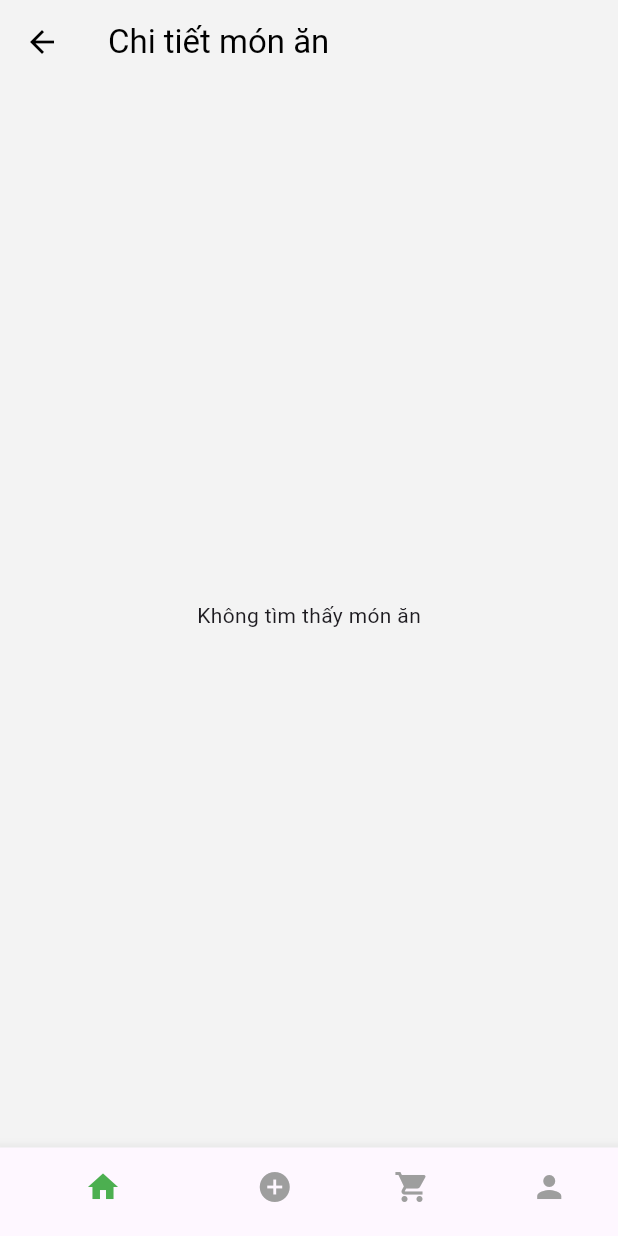
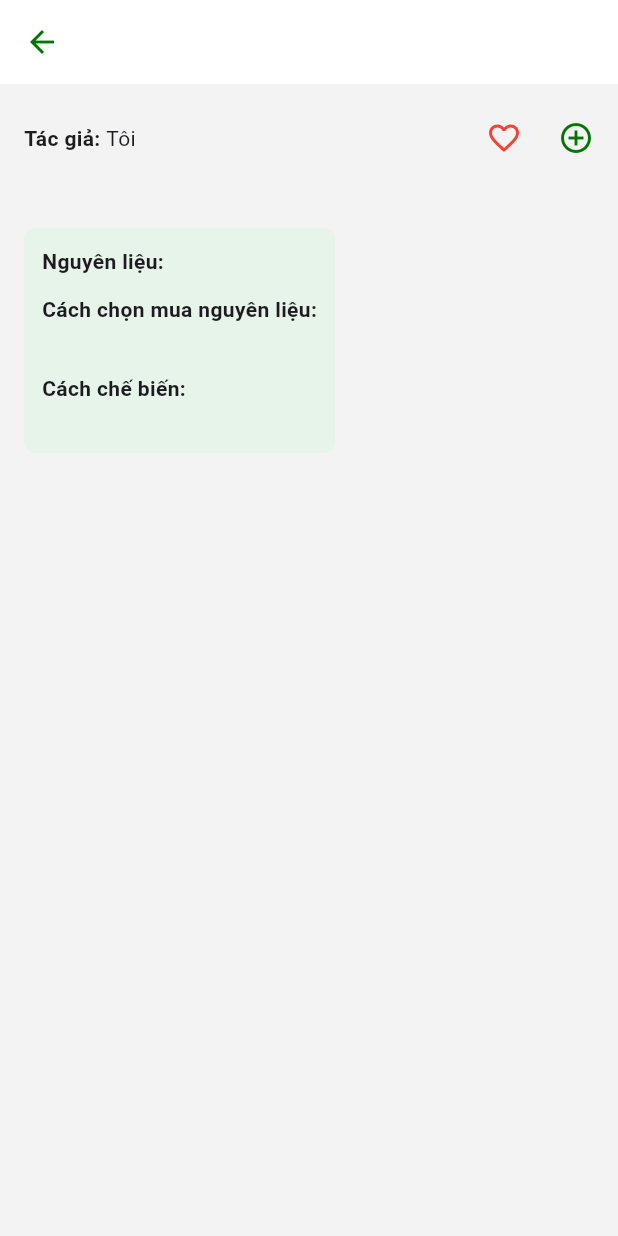
Before and after one commit to NguyenHongLoan125/lolly_app, a Flutter app: the DishDetailScreen screen opened directly with empty values, on a phone screen of 412 x 824 dp. Run offline on Flutter 3.47's test engine with Material 3 defaults, Android fonts, the phone set to English and light mode, and no system bars; our stand-ins replace cached_network_image, diacritic, flutter_secure_storage, get, go_router, google_fonts and 4 more; accounts and stored records are empty.

Commit message:
update detail dish screen

```diff
--- a/lolly_app/lib/models/detail_dish_model.dart
+++ b/lolly_app/lib/models/detail_dish_model.dart
@@ -1,57 +1,95 @@
+
+
 import 'package:lolly_app/models/dishes_model.dart';
+
 
 class DetailDishModel {
   final String? dishName;
+  final String? imageUrl;
+  final String? cook;
+  final String? notes;
   final String? author;
-  final String? imageUrl;
-
-  // Các thông tin phụ (lấy từ sub_categories qua dish_sub_categories)
   final String? time;
   final String? difficulty;
-  final int? ration;
-
-  // Danh sách nguyên liệu
+  final int? people;
   final List<Ingredient>? ingredients;
 
-  // Cách chế biến (cook) và lưu ý
-  final String? cook;
-  final String? notes;
+  // ✅ Các nhóm bổ sung
+  final List<String>? types; // Loại món
+  final List<String>? styles; // Phong cách ẩm thực
+  final List<String>? diets; // Chế độ ăn
 
   DetailDishModel({
-    required this.dishName,
-    required this.author,
-    required this.imageUrl,
-    required this.ingredients,
-    required this.cook,
+    this.dishName,
+    this.imageUrl,
+    this.cook,
+    this.notes,
+    this.author,
     this.time,
     this.difficulty,
-    this.ration,
-    this.notes,
+    this.people,
+    this.ingredients,
+    this.types,
+    this.styles,
+    this.diets,
   });
 
   factory DetailDishModel.fromMap(Map<String, dynamic> map) {
-    final subCategory = map['dish_sub_categories']?[0]?['sub_categories'];
-    final ingredientList = (map['dish_ingredient'] as List?)?.map((item) {
-      final name = item['ingredients']['name'];
-      final amount = item['amount'] ?? '';
-      final unit = item['unit'] ?? '';
-      return Ingredient(
-        name: name,
-        quantity: '$amount $unit'.trim(),
-      );
-    }).toList();
+    // Xử lý tên tác giả
+    final userMap = map['users'];
+    print('📦 userMap = $userMap');
+    String? authorName;
+    if (userMap != null) {
+      final first = userMap['firstname'] ?? '';
+      final last = userMap['lastname'] ?? '';
+      authorName = '$first $last';
+    }
+
+    // Xử lý time, difficulty, people và nhóm mới
+    final List<dynamic> subCategoriesList = map['dish_sub_categories'] ?? [];
+    String? time, difficulty;
+    int? people;
+    List<String> types = [];
+    List<String> styles = [];
+    List<String> diets = [];
+
+    for (final sub in subCategoriesList) {
+      final subCat = sub['sub_categories'];
+      final cat = subCat?['categories'];
+      final catName = cat?['category_name'];
+      final subName = subCat?['sub_category_name'];
+
+      if (catName == 'Thời gian nấu') {
+        time = subName;
+      } else if (catName == 'Độ khó') {
+        difficulty = subName;
+      } else if (catName == 'Khẩu phần') {
+        final match = RegExp(r'\d+').firstMatch(subName ?? '');
+        if (match != null) people = int.tryParse(match.group(0)!);
+      } else if (catName == 'Loại món') {
+        types.add(subName ?? '');
+      } else if (catName == 'Phong cách ẩm thực') {
+        styles.add(subName ?? '');
+      } else if (catName == 'Chế độ ăn') {
+        diets.add(subName ?? '');
+      }
+    }
 
     return DetailDishModel(
       dishName: map['dish_name'],
-      author: map['user_name'],
       imageUrl: map['image_url'],
       cook: map['cook'],
       notes: map['notes'],
-      time: subCategory?['time'],
-      difficulty: subCategory?['difficulty'],
-      ration: subCategory?['people'],
-      ingredients: ingredientList,
+      author: authorName,
+      time: time,
+      difficulty: difficulty,
+      people: people,
+      types: types,
+      styles: styles,
+      diets: diets,
+      ingredients: (map['dish_ingredients'] as List<dynamic>?)
+          ?.map((e) => Ingredient.fromMap(e))
+          .toList(),
     );
   }
-
 }
--- a/lolly_app/lib/views/screens/inner_screens/detail_dish_screen.dart
+++ b/lolly_app/lib/views/screens/inner_screens/detail_dish_screen.dart
@@ -1,7 +1,10 @@
 import 'package:flutter/material.dart';
-
 import '../../../controllers/detail_dish_controller.dart';
 import '../../../models/detail_dish_model.dart';
+import 'package:supabase_flutter/supabase_flutter.dart';
+import 'package:lolly_app/controllers/dish_controller.dart';
+import 'package:lolly_app/models/dish_model.dart';
+
 
 class DishDetailScreen extends StatefulWidget {
   final String dishId;
@@ -12,6 +15,11 @@ class DishDetailScreen extends StatefulWidget {
 }
 
 class _DishDetailScreenState extends State<DishDetailScreen> {
+  bool isLiked = false;
+  int likeCount = 0;
+  late DishController _controller;
+  late DishModel _dish; // nếu bạn có thông tin món ăn từ trước
+
   late Future<DetailDishModel?> _futureDish;
 
   @override
@@ -20,17 +28,42 @@ class _DishDetailScreenState extends State<DishDetailScreen> {
     _futureDish = DishDetailController().getDishDetail(widget.dishId);
   }
 
+  Future<void> toggleLike() async {
+    final userId = Supabase.instance.client.auth.currentUser?.id;
+    if (userId == null) {
+      ScaffoldMessenger.of(context).showSnackBar(
+        const SnackBar(content: Text('Bạn cần đăng nhập để yêu thích món ăn.')),
+      );
+      return;
+    }
+
+    if (isLiked) {
+      await _controller.unlikeDish(userId, _dish);
+      setState(() {
+        isLiked = false;
+        likeCount = likeCount > 0 ? likeCount - 1 : 0;
+      });
+    } else {
+      final success = await _controller.likeDish(userId, _dish);
+      if (success) {
+        setState(() {
+          isLiked = true;
+          likeCount += 1;
+        });
+      } else {
+        ScaffoldMessenger.of(context).showSnackBar(
+          const SnackBar(content: Text('Không thể yêu thích món ăn này.')),
+        );
+      }
+    }
+  }
+
+
   @override
   Widget build(BuildContext context) {
     return SafeArea(
       child: Scaffold(
         backgroundColor: const Color(0xFFF3F3F3),
-      appBar: AppBar(
-        title: const Text('Chi tiết món ăn'),
-        backgroundColor: Colors.transparent,
-        elevation: 0,
-        foregroundColor: Colors.black,
-      ),
         body: FutureBuilder<DetailDishModel?>(
           future: _futureDish,
           builder: (context, snapshot) {
@@ -41,16 +74,25 @@ class _DishDetailScreenState extends State<DishDetailScreen> {
             }
 
             final dish = snapshot.data!;
-
-          return SingleChildScrollView(
-            padding: const EdgeInsets.all(16),
+            return CustomScrollView(
+              slivers: [
+                SliverAppBar(
+                  pinned: true,
+                  backgroundColor: Colors.white,
+                  title: Text(dish.dishName ?? '',
+                      style: const TextStyle(color: Color(0xff007400),fontWeight: FontWeight.bold)),
+                  leading: IconButton(
+                    icon: const Icon(Icons.arrow_back, color: Color(0xff007400)),
+                    onPressed: () => Navigator.pop(context),
+                  ),
+                ),
+                SliverToBoxAdapter(
                   child: Column(
                     crossAxisAlignment: CrossAxisAlignment.start,
                     children: [
-                // Ảnh món ăn
                       if (dish.imageUrl != null && dish.imageUrl!.isNotEmpty)
                         ClipRRect(
-                    borderRadius: BorderRadius.circular(12),
+                          borderRadius: BorderRadius.circular(0),
                           child: Image.network(
                             dish.imageUrl!,
                             height: 200,
@@ -60,8 +102,10 @@ class _DishDetailScreenState extends State<DishDetailScreen> {
                         ),
                       const SizedBox(height: 12),
 
-                // Tác giả và biểu tượng
-                Row(
+                      // Tác giả + hành động
+                      Padding(
+                        padding: const EdgeInsets.symmetric(horizontal: 16),
+                        child: Row(
                           mainAxisAlignment: MainAxisAlignment.spaceBetween,
                           children: [
                             Text.rich(
@@ -69,51 +113,65 @@ class _DishDetailScreenState extends State<DishDetailScreen> {
                                 children: [
                                   const TextSpan(
                                     text: 'Tác giả: ',
-                            style: TextStyle(fontWeight: FontWeight.bold),
+                                    style:
+                                    TextStyle(fontWeight: FontWeight.bold),
                                   ),
                                   TextSpan(text: dish.author ?? ''),
                                 ],
                               ),
                             ),
                             Row(
-                      children: const [
-                        Icon(Icons.favorite_border, color: Colors.red),
+                              children: [
+                                IconButton(
+                                  icon: Icon(
+                                    isLiked ? Icons.favorite : Icons.favorite_border,
+                                    color: Colors.red,
+                                  ),
+                                  onPressed: toggleLike,
+                                ),
                                 SizedBox(width: 12),
-                        Icon(Icons.add_circle_outline, color: Colors.green),
+                                Icon(Icons.add_circle_outline,
+                                    color:Color(0xff007400)),
                               ],
                             ),
                           ],
                         ),
+                      ),
 
-                const SizedBox(height: 12),
+                      const SizedBox(height: 16),
 
-                // Thời gian, độ khó, người ăn
-                Row(
-                  mainAxisAlignment: MainAxisAlignment.spaceEvenly,
+                      // Thông tin tổng quan (time, độ khó, khẩu phần)
+                      Padding(
+                        padding: const EdgeInsets.symmetric(horizontal: 16),
+                        child: Wrap(
+                          spacing: 16,
+                          runSpacing: 12,
                           children: [
                             if (dish.time != null)
-                      Column(children: [
-                        const Icon(Icons.schedule),
-                        Text(dish.time!)
-                      ]),
+                              _infoIconFromAsset('assets/icons/time.png', dish.time!),
                             if (dish.difficulty != null)
-                      Column(children: [
-                        const Icon(Icons.fitness_center),
-                        Text(dish.difficulty!)
-                      ]),
-                    if (dish.ration != null)
-                      Column(children: [
-                        const Icon(Icons.people),
-                        Text('${dish.ration} người')
-                      ]),
+                              _infoIconFromAsset('assets/icons/level.png', dish.difficulty!),
+                            if (dish.people != null)
+                              _infoIconFromAsset('assets/icons/people.png', '${dish.people} người'),
+
+                            if (dish.types != null)
+                              ...dish.types!.map((e) => _infoIconFromAsset('assets/icons/category.png', e)),
+                            if (dish.styles != null)
+                              ...dish.styles!.map((e) => _infoIconFromAsset('assets/icons/nation.png', e)),
+                            if (dish.diets != null)
+                              ...dish.diets!.map((e) => _infoIconFromAsset('assets/icons/healthy.png', e)),
                           ],
                         ),
+                      ),
+
+
 
                       const SizedBox(height: 20),
 
-                // Nguyên liệu
-                Container(
-                  width: double.infinity,
+                      // Nguyên liệu + cách chọn + chế biến
+                      Padding(
+                        padding: const EdgeInsets.symmetric(horizontal: 16),
+                        child: Container(
                           padding: const EdgeInsets.all(12),
                           decoration: BoxDecoration(
                             color: const Color(0xFFE6F4EA),
@@ -123,63 +181,115 @@ class _DishDetailScreenState extends State<DishDetailScreen> {
                             crossAxisAlignment: CrossAxisAlignment.start,
                             children: [
                               const Text('Nguyên liệu:',
-                          style: TextStyle(fontWeight: FontWeight.bold)),
+                                  style:
+                                  TextStyle(fontWeight: FontWeight.bold)),
                               if (dish.ingredients != null)
-                        ...dish.ingredients!.map(
-                              (e) => Text('- ${e.name}: ${e.quantity}'),
-                        ),
+                                ...dish.ingredients!
+                                    .map((e) =>
+                                    Text('- ${e.name}: ${e.quantity}'))
+                                    .toList(),
 
                               const SizedBox(height: 12),
                               if (dish.cook != null) ...[
                                 const Text('Cách chọn mua nguyên liệu:',
-                            style: TextStyle(fontWeight: FontWeight.bold)),
+                                    style:
+                                    TextStyle(fontWeight: FontWeight.bold)),
                                 Text(dish.cook!),
                               ],
 
                               const SizedBox(height: 12),
                               if (dish.notes != null) ...[
                                 const Text('Cách chế biến:',
-                            style: TextStyle(fontWeight: FontWeight.bold)),
+                                    style:
+                                    TextStyle(fontWeight: FontWeight.bold)),
                                 Text(dish.notes!),
-                      ]
                               ],
+                            ],
+                          ),
                         ),
                       ),
 
                       const SizedBox(height: 20),
-                const Text('Lưu ý'),
+
+                      // Lưu ý (từ notes, không phải nhập tay)
+                      if (dish.notes != null && dish.notes!.trim().isNotEmpty)
+                        Padding(
+                          padding: const EdgeInsets.symmetric(horizontal: 16),
+                          child: Column(
+                            crossAxisAlignment: CrossAxisAlignment.start,
+                            children: [
+                              const Text('Lưu ý:',
+                                  style: TextStyle(
+                                      fontWeight: FontWeight.bold,
+                                      fontSize: 16)),
+                              const SizedBox(height: 8),
                               Container(
-                  margin: const EdgeInsets.only(top: 8),
-                  padding: const EdgeInsets.all(10),
+                                width: double.infinity,
+                                padding: const EdgeInsets.all(12),
                                 decoration: BoxDecoration(
                                   border: Border.all(color: Colors.orangeAccent),
                                   borderRadius: BorderRadius.circular(8),
                                   color: Colors.white,
                                 ),
-                  child: const TextField(
-                    maxLines: 4,
-                    decoration:
-                    InputDecoration.collapsed(hintText: 'Nhập ghi chú...'),
+                                child: Text(
+                                  dish.notes!,
+                                  style: const TextStyle(fontSize: 14),
                                 ),
                               ),
                             ],
                           ),
+                        ),
+
+                      const SizedBox(height: 32),
+                    ],
+                  ),
+                ),
+              ],
             );
           },
         ),
-      bottomNavigationBar: BottomNavigationBar(
-        items: const [
-          BottomNavigationBarItem(icon: Icon(Icons.home), label: ''),
-          BottomNavigationBarItem(icon: Icon(Icons.add_circle), label: ''),
-          BottomNavigationBarItem(icon: Icon(Icons.shopping_cart), label: ''),
-          BottomNavigationBarItem(icon: Icon(Icons.person), label: ''),
+      ),
+    );
+  }
+
+  Widget _infoIcon(IconData icon, String text) {
+    return Column(
+      children: [
+        CircleAvatar(
+          backgroundColor: Colors.white,
+          child: Icon(icon, color: Colors.black),
+        ),
+        const SizedBox(height: 4),
+        Text(text),
       ],
-        selectedItemColor: Colors.green,
-        unselectedItemColor: Colors.grey,
-        showSelectedLabels: false,
-        showUnselectedLabels: false,
-      ),
-    )
     );
   }
 }
+
+Widget _infoIconFromAsset(String assetPath, String text) {
+  return Column(
+    children: [
+      CircleAvatar(
+        backgroundColor: Colors.white,
+        radius: 35,
+        child: ClipOval(
+          child: Image.asset(
+            assetPath,
+            width: 80,
+            height: 80,
+            fit: BoxFit.contain,
+          ),
+        ),
+      ),
+      const SizedBox(height: 4),
+      SizedBox(
+        width: 72,
+        child: Text(
+          text,
+          textAlign: TextAlign.center,
+          style: const TextStyle(fontSize: 12),
+        ),
+      ),
+    ],
+  );
+}
```
Also changed, not shown: lolly_app/lib/controllers/detail_dish_controller.dart (+39 -12 lines), lolly_app/lib/models/dishes_model.dart (+7 -0 lines), lolly_app/assets/icons/category.png (added), lolly_app/assets/icons/healthy.png (added), lolly_app/assets/icons/nation.png (added). Lines whose indentation alone changed are shown as unchanged.
